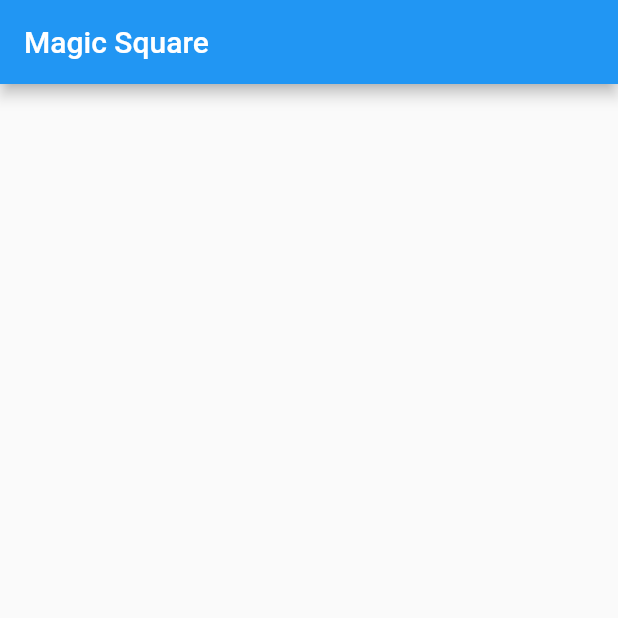
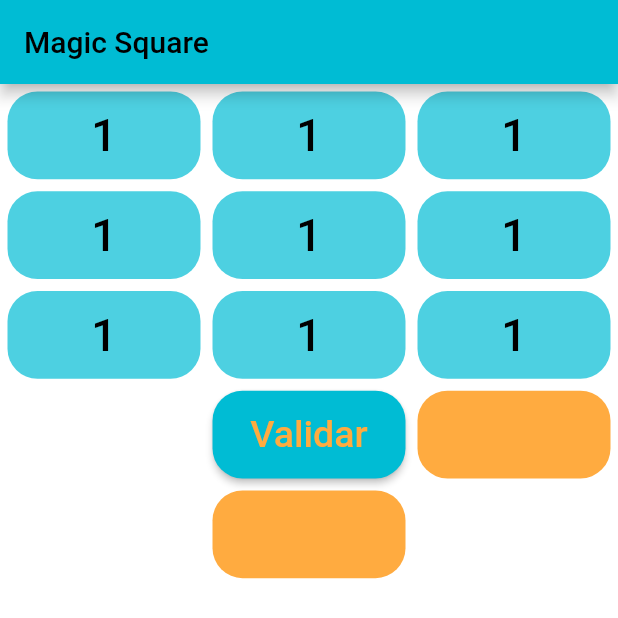
Before and after one commit to yuletsy/MagicSquare, a Flutter app: the screen it shows after launch, on a phone screen of 412 x 824 dp. Shown: the top 618 px of the screen. Run offline on Flutter 3.47's test engine with Material 2 defaults, Android fonts, the phone set to English and light mode, and no system bars.

Commit message:
mejoras en magisquare

```diff
--- a/magicsquare/lib/buttons.dart
+++ /dev/null
@@ -1,22 +0,0 @@
-import 'package:flutter/material.dart';
-
-class Buttons extends StatefulWidget {
-  @override
-  State<StatefulWidget> createState() {
-    return _Buttons();
-  }
-}
-
-class _Buttons extends State<Buttons> {
-  @override
-  Widget build(BuildContext context) {
-    return Column(
-      children: [
-        ElevatedButton(
-          onPressed: () {},
-          child: Text("Magic"),
-        )
-      ],
-    );
-  }
-}
--- /dev/null
+++ b/magicsquare/lib/buttons/button1.dart
@@ -0,0 +1,43 @@
+import 'package:flutter/material.dart';
+import 'package:magicsquare/src/magic_square.dart';
+
+class Button1 extends StatefulWidget {
+  final Data data;
+  Button1({required this.data});
+
+  @override
+  State<StatefulWidget> createState() {
+    return _Button1();
+  }
+}
+
+class _Button1 extends State<Button1> {
+  netxNumber() {
+    setState(() {
+      if (widget.data.num1 == 9) {
+        widget.data.num1 = 1;
+      } else {
+        widget.data.num1++;
+      }
+    });
+  }
+
+  @override
+  Widget build(BuildContext context) {
+    return Column(
+      children: [
+        TextButton(
+            onPressed: () {
+              netxNumber();
+            },
+            child: Text(
+              this.widget.data.num1.toString(),
+              style: TextStyle(
+                  fontWeight: FontWeight.w500,
+                  fontSize: 30,
+                  color: Colors.black),
+            ))
+      ],
+    );
+  }
+}
--- /dev/null
+++ b/magicsquare/lib/buttons/button2.dart
@@ -0,0 +1,43 @@
+import 'package:flutter/material.dart';
+import 'package:magicsquare/src/magic_square.dart';
+
+class Button2 extends StatefulWidget {
+  final Data data;
+  Button2({required this.data});
+
+  @override
+  State<StatefulWidget> createState() {
+    return _Button2();
+  }
+}
+
+class _Button2 extends State<Button2> {
+  netxNumber() {
+    setState(() {
+      if (widget.data.num1 == 9) {
+        widget.data.num1 = 1;
+      } else {
+        widget.data.num1++;
+      }
+    });
+  }
+
+  @override
+  Widget build(BuildContext context) {
+    return Column(
+      children: [
+        TextButton(
+            onPressed: () {
+              netxNumber();
+            },
+            child: Text(
+              this.widget.data.num1.toString(),
+              style: TextStyle(
+                  fontWeight: FontWeight.w500,
+                  fontSize: 30,
+                  color: Colors.black),
+            ))
+      ],
+    );
+  }
+}
--- /dev/null
+++ b/magicsquare/lib/buttons/button3.dart
@@ -0,0 +1,43 @@
+import 'package:flutter/material.dart';
+import 'package:magicsquare/src/magic_square.dart';
+
+class Button3 extends StatefulWidget {
+  final Data data;
+  Button3({required this.data});
+
+  @override
+  State<StatefulWidget> createState() {
+    return _Button3();
+  }
+}
+
+class _Button3 extends State<Button3> {
+  netxNumber() {
+    setState(() {
+      if (widget.data.num1 == 9) {
+        widget.data.num1 = 1;
+      } else {
+        widget.data.num1++;
+      }
+    });
+  }
+
+  @override
+  Widget build(BuildContext context) {
+    return Column(
+      children: [
+        TextButton(
+            onPressed: () {
+              netxNumber();
+            },
+            child: Text(
+              this.widget.data.num1.toString(),
+              style: TextStyle(
+                  fontWeight: FontWeight.w500,
+                  fontSize: 30,
+                  color: Colors.black),
+            ))
+      ],
+    );
+  }
+}
--- /dev/null
+++ b/magicsquare/lib/buttons/button4.dart
@@ -0,0 +1,43 @@
+import 'package:flutter/material.dart';
+import 'package:magicsquare/src/magic_square.dart';
+
+class Button4 extends StatefulWidget {
+  final Data data;
+  Button4({required this.data});
+
+  @override
+  State<StatefulWidget> createState() {
+    return _Button4();
+  }
+}
+
+class _Button4 extends State<Button4> {
+  netxNumber() {
+    setState(() {
+      if (widget.data.num1 == 9) {
+        widget.data.num1 = 1;
+      } else {
+        widget.data.num1++;
+      }
+    });
+  }
+
+  @override
+  Widget build(BuildContext context) {
+    return Column(
+      children: [
+        TextButton(
+            onPressed: () {
+              netxNumber();
+            },
+            child: Text(
+              this.widget.data.num1.toString(),
+              style: TextStyle(
+                  fontWeight: FontWeight.w500,
+                  fontSize: 30,
+                  color: Colors.black),
+            ))
+      ],
+    );
+  }
+}
--- /dev/null
+++ b/magicsquare/lib/buttons/button5.dart
@@ -0,0 +1,43 @@
+import 'package:flutter/material.dart';
+import 'package:magicsquare/src/magic_square.dart';
+
+class Button5 extends StatefulWidget {
+  final Data data;
+  Button5({required this.data});
+
+  @override
+  State<StatefulWidget> createState() {
+    return _Button5();
+  }
+}
+
+class _Button5 extends State<Button5> {
+  netxNumber() {
+    setState(() {
+      if (widget.data.num1 == 9) {
+        widget.data.num1 = 1;
+      } else {
+        widget.data.num1++;
+      }
+    });
+  }
+
+  @override
+  Widget build(BuildContext context) {
+    return Column(
+      children: [
+        TextButton(
+            onPressed: () {
+              netxNumber();
+            },
+            child: Text(
+              this.widget.data.num1.toString(),
+              style: TextStyle(
+                  fontWeight: FontWeight.w500,
+                  fontSize: 30,
+                  color: Colors.black),
+            ))
+      ],
+    );
+  }
+}
--- /dev/null
+++ b/magicsquare/lib/buttons/button6.dart
@@ -0,0 +1,43 @@
+import 'package:flutter/material.dart';
+import 'package:magicsquare/src/magic_square.dart';
+
+class Button6 extends StatefulWidget {
+  final Data data;
+  Button6({required this.data});
+
+  @override
+  State<StatefulWidget> createState() {
+    return _Button6();
+  }
+}
+
+class _Button6 extends State<Button6> {
+  netxNumber() {
+    setState(() {
+      if (widget.data.num1 == 9) {
+        widget.data.num1 = 1;
+      } else {
+        widget.data.num1++;
+      }
+    });
+  }
+
+  @override
+  Widget build(BuildContext context) {
+    return Column(
+      children: [
+        TextButton(
+            onPressed: () {
+              netxNumber();
+            },
+            child: Text(
+              this.widget.data.num1.toString(),
+              style: TextStyle(
+                  fontWeight: FontWeight.w500,
+                  fontSize: 30,
+                  color: Colors.black),
+            ))
+      ],
+    );
+  }
+}
--- /dev/null
+++ b/magicsquare/lib/buttons/button7.dart
@@ -0,0 +1,43 @@
+import 'package:flutter/material.dart';
+import 'package:magicsquare/src/magic_square.dart';
+
+class Button7 extends StatefulWidget {
+  final Data data;
+  Button7({required this.data});
+
+  @override
+  State<StatefulWidget> createState() {
+    return _Button7();
+  }
+}
+
+class _Button7 extends State<Button7> {
+  netxNumber() {
+    setState(() {
+      if (widget.data.num1 == 9) {
+        widget.data.num1 = 1;
+      } else {
+        widget.data.num1++;
+      }
+    });
+  }
+
+  @override
+  Widget build(BuildContext context) {
+    return Column(
+      children: [
+        TextButton(
+            onPressed: () {
+              netxNumber();
+            },
+            child: Text(
+              this.widget.data.num1.toString(),
+              style: TextStyle(
+                  fontWeight: FontWeight.w500,
+                  fontSize: 30,
+                  color: Colors.black),
+            ))
+      ],
+    );
+  }
+}
--- /dev/null
+++ b/magicsquare/lib/buttons/button8.dart
@@ -0,0 +1,43 @@
+import 'package:flutter/material.dart';
+import 'package:magicsquare/src/magic_square.dart';
+
+class Button8 extends StatefulWidget {
+  final Data data;
+  Button8({required this.data});
+
+  @override
+  State<StatefulWidget> createState() {
+    return _Button8();
+  }
+}
+
+class _Button8 extends State<Button8> {
+  netxNumber() {
+    setState(() {
+      if (widget.data.num1 == 9) {
+        widget.data.num1 = 1;
+      } else {
+        widget.data.num1++;
+      }
+    });
+  }
+
+  @override
+  Widget build(BuildContext context) {
+    return Column(
+      children: [
+        TextButton(
+            onPressed: () {
+              netxNumber();
+            },
+            child: Text(
+              this.widget.data.num1.toString(),
+              style: TextStyle(
+                  fontWeight: FontWeight.w500,
+                  fontSize: 30,
+                  color: Colors.black),
+            ))
+      ],
+    );
+  }
+}
--- /dev/null
+++ b/magicsquare/lib/buttons/button9.dart
@@ -0,0 +1,43 @@
+import 'package:flutter/material.dart';
+import 'package:magicsquare/src/magic_square.dart';
+
+class Button9 extends StatefulWidget {
+  final Data data;
+  Button9({required this.data});
+
+  @override
+  State<StatefulWidget> createState() {
+    return _Button9();
+  }
+}
+
+class _Button9 extends State<Button9> {
+  netxNumber() {
+    setState(() {
+      if (widget.data.num1 == 9) {
+        widget.data.num1 = 1;
+      } else {
+        widget.data.num1++;
+      }
+    });
+  }
+
+  @override
+  Widget build(BuildContext context) {
+    return Column(
+      children: [
+        TextButton(
+            onPressed: () {
+              netxNumber();
+            },
+            child: Text(
+              this.widget.data.num1.toString(),
+              style: TextStyle(
+                  fontWeight: FontWeight.w500,
+                  fontSize: 30,
+                  color: Colors.black),
+            ))
+      ],
+    );
+  }
+}
--- a/magicsquare/lib/magic_box.dart
+++ /dev/null
@@ -1,15 +0,0 @@
-import 'package:flutter/material.dart';
-
-class MagicBox extends StatefulWidget {
-  @override
-  State<StatefulWidget> createState() {
-    return _MagicBox();
-  }
-}
-
-class _MagicBox extends State<MagicBox> {
-  @override
-  Widget build(BuildContext context) {
-    return Container();
-  }
-}
--- a/magicsquare/lib/main.dart
+++ b/magicsquare/lib/main.dart
@@ -1,12 +1,29 @@
+// import 'package:flutter/material.dart';
+// import 'package:magicsquare/structure.dart';
+
+// void main() {
+//   runApp(MaterialApp(
+//     debugShowCheckedModeBanner: false,
+//     home: Scaffold(
+//       appBar: AppBar(title: Text("Magic Square")),
+//       body: MagicSquare(),
+//     ),
+//   ));
+// }
 import 'package:flutter/material.dart';
 import 'package:magicsquare/structure.dart';
+import 'package:magicsquare/src/magic_square.dart';
 
-void main() {
-  runApp(MaterialApp(
-    debugShowCheckedModeBanner: false,
-    home: Scaffold(
-      appBar: AppBar(title: Text("Magic Square")),
-      body: WidgetDinamico(),
-    ),
-  ));
+void main() => runApp(MyApp());
+
+class MyApp extends StatelessWidget {
+  static final String name = 'Magic Square';
+
+  @override
+  Widget build(BuildContext context) => MaterialApp(
+        debugShowCheckedModeBanner: false,
+        title: name,
+        theme: ThemeData(primarySwatch: Colors.cyan),
+        home: MagicSquare(),
+      );
 }
--- /dev/null
+++ b/magicsquare/lib/src/magic_square.dart
@@ -0,0 +1,271 @@
+import 'package:flutter/material.dart';
+import 'package:magicsquare/buttons/button1.dart';
+import 'package:magicsquare/buttons/button2.dart';
+import 'package:magicsquare/buttons/button3.dart';
+import 'package:magicsquare/buttons/button4.dart';
+import 'package:magicsquare/buttons/button5.dart';
+import 'package:magicsquare/buttons/button6.dart';
+import 'package:magicsquare/buttons/button7.dart';
+import 'package:magicsquare/buttons/button8.dart';
+import 'package:magicsquare/buttons/button9.dart';
+import '../main.dart';
+
+class MagicSquare extends StatefulWidget {
+  @override
+  State<StatefulWidget> createState() {
+    return _MagicSquare();
+  }
+}
+
+class _MagicSquare extends State<MagicSquare> {
+  final data = Data(
+      num1: 1,
+      num2: 1,
+      num3: 1,
+      num4: 1,
+      num5: 1,
+      num6: 1,
+      num7: 1,
+      num8: 1,
+      num9: 1);
+
+  int horizontal1 = 0;
+  int horizontal2 = 0;
+  int horizontal3 = 0;
+  int vertical1 = 0;
+  int vertical2 = 0;
+  int vertical3 = 0;
+  int diagonal1 = 0;
+  int diagonal2 = 0;
+
+  String answer = "";
+  String answer1 = "";
+
+  matrix() {
+    setState(() {
+      horizontal1 = data.num1 + data.num2 + data.num3;
+      horizontal2 = data.num4 + data.num5 + data.num6;
+      horizontal3 = data.num7 + data.num8 + data.num9;
+      vertical1 = data.num1 + data.num4 + data.num7;
+      vertical2 = data.num2 + data.num5 + data.num8;
+      vertical3 = data.num3 + data.num6 + data.num9;
+      diagonal1 = data.num1 + data.num5 + data.num9;
+      diagonal2 = data.num7 + data.num5 + data.num3;
+    });
+  }
+
+  validar() {
+    matrix();
+    setState(() {
+      if (data.num1 != data.num2 &&
+          data.num1 != data.num3 &&
+          data.num1 != data.num4 &&
+          data.num1 != data.num5 &&
+          data.num1 != data.num6 &&
+          data.num1 != data.num7 &&
+          data.num1 != data.num8 &&
+          data.num1 != data.num9) {
+        if (horizontal1 == 15 &&
+            horizontal2 == 15 &&
+            horizontal3 == 15 &&
+            vertical1 == 15 &&
+            vertical2 == 15 &&
+            vertical3 == 15 &&
+            diagonal1 == 15) {
+          answer = "si es";
+          answer1 = "";
+        } else {
+          answer = "";
+          answer1 = "No es";
+        }
+      } else {
+        answer = "";
+        answer1 = "No es";
+      }
+    });
+  }
+
+  @override
+  Widget build(BuildContext context) => Scaffold(
+        backgroundColor: Colors.white,
+        appBar: AppBar(
+          title: Text(MyApp.name),
+        ),
+        body: buildGridView(),
+      );
+
+  Widget buildGridView() => GridView.count(
+        crossAxisCount: 3,
+        childAspectRatio: 2.2,
+        mainAxisSpacing: 8,
+        crossAxisSpacing: 8,
+        padding: EdgeInsets.all(5),
+        children: [
+          Container(
+            decoration: BoxDecoration(
+                color: Colors.cyan[300],
+                borderRadius: BorderRadius.circular(20)),
+            child: Column(
+              mainAxisAlignment: MainAxisAlignment.center,
+              children: [Button1(data: data)],
+            ),
+          ),
+          Container(
+            decoration: BoxDecoration(
+                color: Colors.cyan[300],
+                borderRadius: BorderRadius.circular(20)),
+            child: Column(
+              mainAxisAlignment: MainAxisAlignment.center,
+              children: [Button2(data: data)],
+            ),
+          ),
+          Container(
+            decoration: BoxDecoration(
+                color: Colors.cyan[300],
+                borderRadius: BorderRadius.circular(20)),
+            child: Column(
+              mainAxisAlignment: MainAxisAlignment.center,
+              children: [Button3(data: data)],
+            ),
+          ),
+          Container(
+            decoration: BoxDecoration(
+                color: Colors.cyan[300],
+                borderRadius: BorderRadius.circular(20)),
+            child: Column(
+              mainAxisAlignment: MainAxisAlignment.center,
+              children: [Button4(data: data)],
+            ),
+          ),
+          Container(
+            decoration: BoxDecoration(
+                color: Colors.cyan[300],
+                borderRadius: BorderRadius.circular(20)),
+            child: Column(
+              mainAxisAlignment: MainAxisAlignment.center,
+              children: [Button5(data: data)],
+            ),
+          ),
+          Container(
+            decoration: BoxDecoration(
+                color: Colors.cyan[300],
+                borderRadius: BorderRadius.circular(20)),
+            child: Column(
+              mainAxisAlignment: MainAxisAlignment.center,
+              children: [Button6(data: data)],
+            ),
+          ),
+          Container(
+            decoration: BoxDecoration(
+                color: Colors.cyan[300],
+                borderRadius: BorderRadius.circular(20)),
+            child: Column(
+              mainAxisAlignment: MainAxisAlignment.center,
+              children: [Button7(data: data)],
+            ),
+          ),
+          Container(
+            decoration: BoxDecoration(
+                color: Colors.cyan[300],
+                borderRadius: BorderRadius.circular(20)),
+            child: Column(
+              mainAxisAlignment: MainAxisAlignment.center,
+              children: [Button8(data: data)],
+            ),
+          ),
+          Container(
+            decoration: BoxDecoration(
+                color: Colors.cyan[300],
+                borderRadius: BorderRadius.circular(20)),
+            child: Column(
+              mainAxisAlignment: MainAxisAlignment.center,
+              children: [Button9(data: data)],
+            ),
+          ),
+          Spacer(),
+          ElevatedButton(
+              style: ElevatedButton.styleFrom(
+                  shape: RoundedRectangleBorder(
+                borderRadius: BorderRadius.circular(20),
+              )),
+              onPressed: () {
+                validar();
+              },
+              child: Text(
+                'Validar',
+                style: TextStyle(
+                    fontWeight: FontWeight.w500,
+                    fontSize: 25,
+                    color: Colors.orangeAccent),
+              )),
+          Container(
+            decoration: BoxDecoration(
+                color: Colors.orangeAccent,
+                borderRadius: BorderRadius.circular(20)),
+            child: Column(
+              mainAxisAlignment: MainAxisAlignment.center,
+              children: [
+                Text(
+                  this.answer1,
+                  style: TextStyle(
+                      fontWeight: FontWeight.bold,
+                      fontSize: 30,
+                      color: Colors.cyan),
+                  textAlign: TextAlign.center,
+                ),
+              ],
+            ),
+          ),
+          Spacer(),
+          Container(
+            decoration: BoxDecoration(
+                color: Colors.orangeAccent,
+                borderRadius: BorderRadius.circular(20)),
+            child: Column(
+              mainAxisAlignment: MainAxisAlignment.center,
+              children: [
+                Text(
+                  this.answer,
+                  style: TextStyle(
+                      fontWeight: FontWeight.bold,
+                      fontSize: 30,
+                      color: Colors.cyan),
+                  textAlign: TextAlign.center,
+                ),
+              ],
+            ),
+          ),
+          Container(
+            decoration: BoxDecoration(),
+            child: Column(
+              mainAxisAlignment: MainAxisAlignment.center,
+              children: [],
+            ),
+          ),
+        ],
+      );
+}
+
+class Data {
+  int num1;
+  int num2;
+  int num3;
+  int num4;
+  int num5;
+  int num6;
+  int num7;
+  int num8;
+  int num9;
+
+  Data({
+    required this.num1,
+    required this.num2,
+    required this.num3,
+    required this.num4,
+    required this.num5,
+    required this.num6,
+    required this.num7,
+    required this.num8,
+    required this.num9,
+  });
+}
--- a/magicsquare/lib/structure.dart
+++ b/magicsquare/lib/structure.dart
@@ -1,3 +1,4 @@
+import 'package:magicsquare/src/magic_square.dart';
 import 'package:flutter/material.dart';
 
 class WidgetDinamico extends StatefulWidget {
@@ -11,7 +12,7 @@ class _WidgetDinamico extends State<WidgetDinamico> {
   @override
   Widget build(BuildContext context) {
     return Column(
-      children: [],
+      children: [MagicSquare()],
     );
   }
 }
```
Also changed, not shown: 1 other file.
